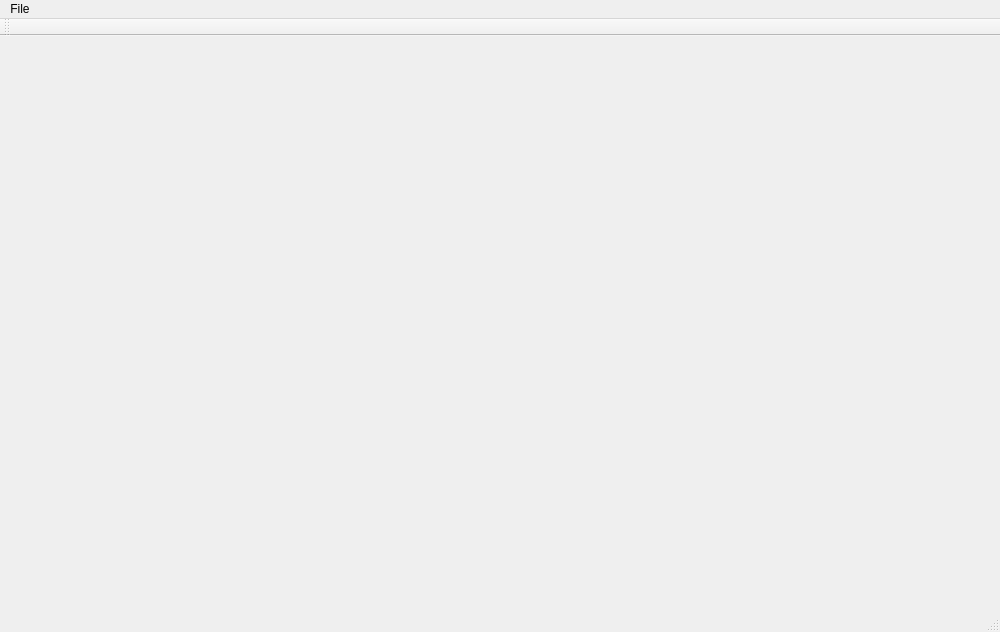
Old version of the form apps/opencs/opencs.ui in the repository zinnschlag/openmw.
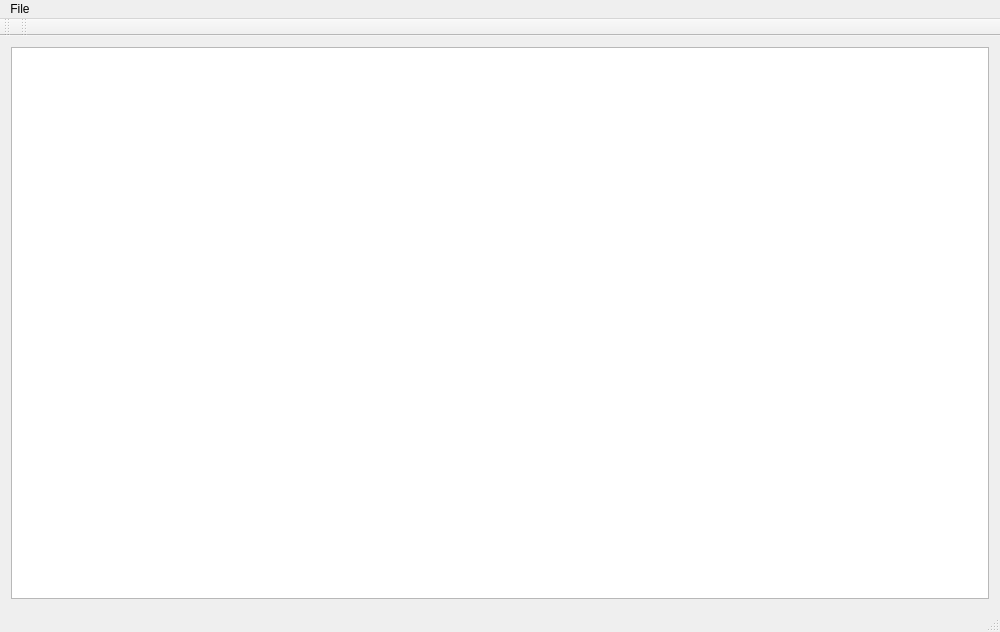
New version of the form. Icons and pictures are not drawn.

Commit message: Tree view is working again

```diff
--- a/apps/opencs/opencs.ui
+++ b/apps/opencs/opencs.ui
@@ -17,7 +17,13 @@
    <iconset resource="../launcher/resources.qrc">
     <normaloff>:/images/openmw.png</normaloff>:/images/openmw.png</iconset>
   </property>
-  <widget class="QWidget" name="centralWidget"/>
+  <widget class="QWidget" name="centralWidget">
+   <layout class="QVBoxLayout" name="verticalLayout">
+    <item>
+     <widget class="QTreeView" name="treeView"/>
+    </item>
+   </layout>
+  </widget>
   <widget class="QMenuBar" name="menuBar">
    <property name="geometry">
     <rect>
@@ -44,6 +50,17 @@
    </attribute>
   </widget>
   <widget class="QStatusBar" name="statusBar"/>
+  <widget class="QToolBar" name="toolBar">
+   <property name="windowTitle">
+    <string>toolBar</string>
+   </property>
+   <attribute name="toolBarArea">
+    <enum>TopToolBarArea</enum>
+   </attribute>
+   <attribute name="toolBarBreak">
+    <bool>false</bool>
+   </attribute>
+  </widget>
   <action name="actionOpen">
    <property name="text">
     <string>Open</string>
```
The commit also changes 3 other files.
